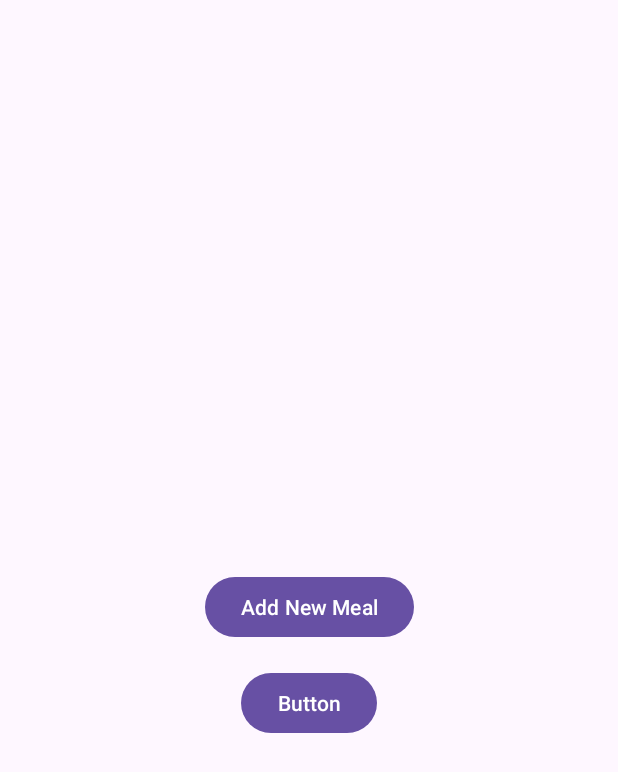
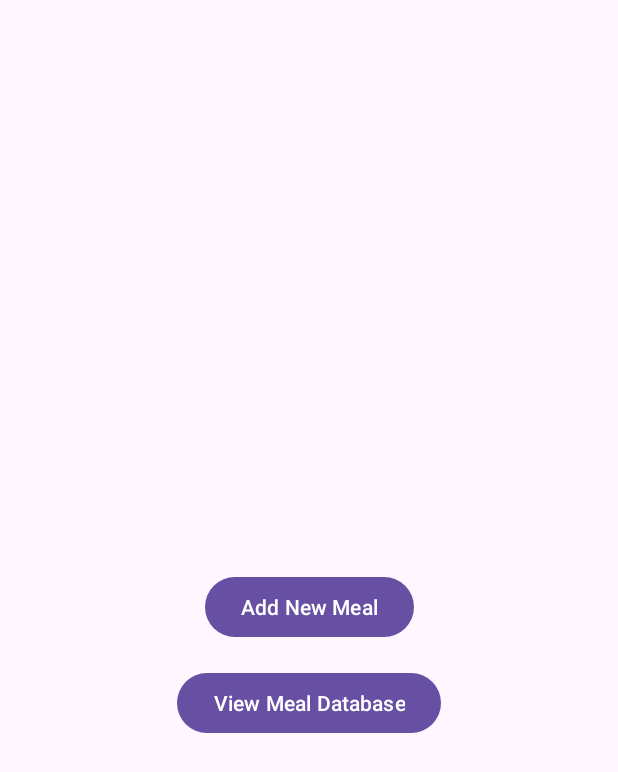
Before and after one commit to BillyGTCarlyle/DiabetesDB, an Android app: the screen it shows after launch (MainActivity), on a phone screen of 412 x 824 dp. Shown: the top 772 px of the screen. Run offline under Robolectric (Android 15) with nearby library versions, the phone set to English and light mode, and no system bars.

```diff
--- a/app/src/main/java/com/billycarlyle/diabetesdb/MealDao.java
+++ b/app/src/main/java/com/billycarlyle/diabetesdb/MealDao.java
@@ -24,6 +24,6 @@ public interface MealDao {
     @Query("SELECT * FROM meal_table ORDER BY id DESC LIMIT 1")
     Meal getLastMeal();
 
-    @Query("SELECT * FROM meal_table ORDER BY carbType ASC")
-    LiveData<List<Meal>> getAlphabetizedMeals();
+    @Query("SELECT * FROM meal_table ORDER BY id DESC")
+    LiveData<List<Meal>> getMealsById();
 }
--- a/app/src/main/java/com/billycarlyle/diabetesdb/MealRepository.java
+++ b/app/src/main/java/com/billycarlyle/diabetesdb/MealRepository.java
@@ -13,7 +13,7 @@ public class MealRepository {
     MealRepository(Application application){
         MealDatabase db = MealDatabase.getDatabase(application);
         mealDao = db.mealDao();
-        allMeals = mealDao.getAlphabetizedMeals();
+        allMeals = mealDao.getMealsById();
     }
 
     LiveData<List<Meal>> getAllMeals(){
--- a/app/src/main/res/layout/activity_main.xml
+++ b/app/src/main/res/layout/activity_main.xml
@@ -21,7 +21,7 @@
         android:layout_width="wrap_content"
         android:layout_height="wrap_content"
         android:layout_marginTop="16dp"
-        android:text="Button"
+        android:text="View Meal Database"
         app:layout_constraintEnd_toEndOf="parent"
         app:layout_constraintStart_toStartOf="parent"
         app:layout_constraintTop_toBottomOf="@+id/btnAddMeal" />
--- a/app/src/main/res/layout/recyclerview_item.xml
+++ b/app/src/main/res/layout/recyclerview_item.xml
@@ -7,6 +7,5 @@
     <TextView
         android:id="@+id/textView"
         android:layout_width="match_parent"
-        android:layout_height="wrap_content"
-        android:background="@android:color/holo_orange_light" />
+        android:layout_height="wrap_content" />
 </LinearLayout>
```
Also changed, not shown: app/src/main/java/com/billycarlyle/diabetesdb/ViewMealsActivity.java (+13 -0 lines).
